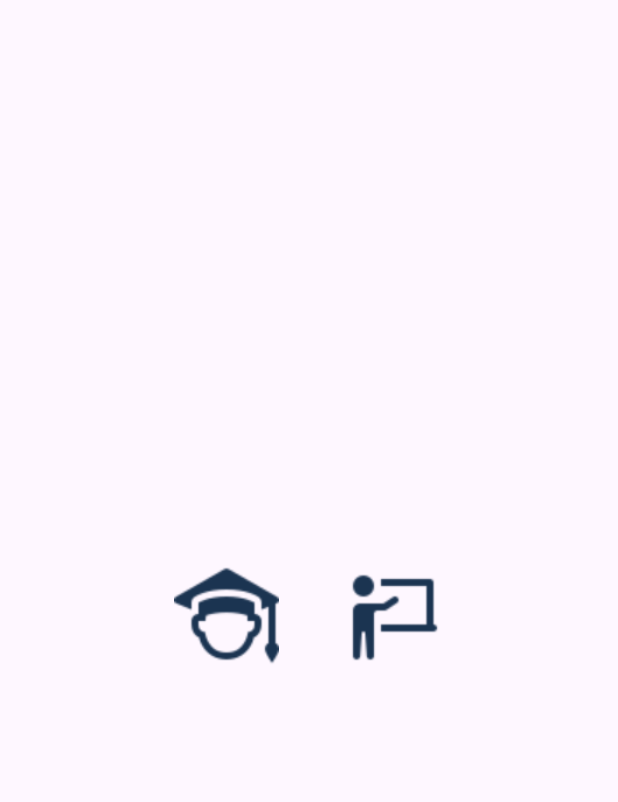
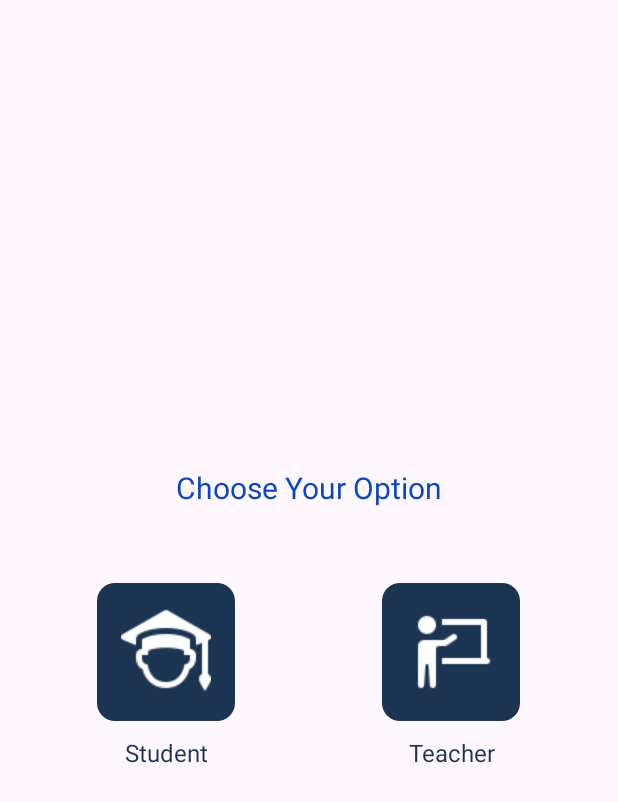
Before and after one commit to YoulonGG/StudentManagement, an Android app: the screen it shows after launch (MainActivity), on a phone screen of 412 x 824 dp. Shown: the top 802 px of the screen. Run offline under Robolectric (Android 15) with nearby library versions, the phone set to English and light mode, and no system bars; our stand-ins replace Firebase (no records; nobody signed in at launch, a user with empty details on screens opened directly).

Commit message:
bug fixed

```diff
--- /dev/null
+++ b/app/src/main/res/drawable/login_type_card_background.xml
@@ -0,0 +1,7 @@
+<?xml version="1.0" encoding="utf-8"?>
+<shape xmlns:android="http://schemas.android.com/apk/res/android">
+
+    <solid android:color="@color/primary"/>
+    <corners android:radius="12dp"/>
+
+</shape>
--- a/app/src/main/res/layout/fragment_choose_login_type_screen.xml
+++ b/app/src/main/res/layout/fragment_choose_login_type_screen.xml
@@ -1,36 +1,81 @@
 <?xml version="1.0" encoding="utf-8"?>
-<FrameLayout xmlns:android="http://schemas.android.com/apk/res/android"
+<LinearLayout xmlns:android="http://schemas.android.com/apk/res/android"
+    xmlns:app="http://schemas.android.com/apk/res-auto"
     xmlns:tools="http://schemas.android.com/tools"
     android:layout_width="match_parent"
     android:layout_height="match_parent"
     android:gravity="center"
-    android:orientation="horizontal"
-    xmlns:app="http://schemas.android.com/apk/res-auto"
+    android:orientation="vertical"
     tools:context=".presentation.choose_login_type.ChooseLoginTypeScreen">
 
+    <TextView
+        android:layout_width="match_parent"
+        android:layout_height="wrap_content"
+        android:gravity="center"
+        android:text="Choose Your Option"
+        android:textColor="@color/blue_text_color"
+        android:textSize="20sp" />
+
     <LinearLayout
-        android:gravity="center"
-        android:orientation="horizontal"
         android:layout_width="match_parent"
-        android:layout_height="match_parent">
+        android:layout_height="wrap_content"
+        android:layout_marginHorizontal="16sp"
+        android:layout_marginTop="50dp"
+        android:orientation="horizontal">
 
-        <ImageView
-            android:id="@+id/btnStudentLogin"
-            android:layout_width="70dp"
-            android:layout_height="70dp"
-            android:layout_marginEnd="20dp"
-            app:tint="@color/primary"
-            android:src="@drawable/student_option" />
+        <LinearLayout
+            android:layout_width="match_parent"
+            android:layout_height="wrap_content"
+            android:layout_weight="1"
+            android:gravity="center_horizontal"
+            android:orientation="vertical">
 
-        <ImageView
-            android:id="@+id/btnTeacherLogin"
-            android:layout_width="70dp"
-            android:layout_height="70dp"
-            android:layout_marginStart="20dp"
-            app:tint="@color/primary"
-            android:src="@drawable/teacher_option" />
+            <ImageView
+                android:id="@+id/btnStudentLogin"
+                android:layout_width="wrap_content"
+                android:layout_height="wrap_content"
 
+                android:background="@drawable/login_type_card_background"
+                android:padding="16dp"
+                android:src="@drawable/student_option"
+                app:tint="@color/white" />
+
+            <TextView
+                android:layout_width="match_parent"
+                android:layout_height="wrap_content"
+                android:layout_marginTop="10dp"
+                android:gravity="center"
+                android:text="Student"
+                android:textColor="@color/primary"
+                android:textSize="16sp" />
+
+        </LinearLayout>
+
+        <LinearLayout
+            android:layout_width="match_parent"
+            android:layout_height="wrap_content"
+            android:layout_weight="1"
+            android:gravity="center"
+            android:orientation="vertical">
+
+            <ImageView
+                android:id="@+id/btnTeacherLogin"
+                android:layout_width="wrap_content"
+                android:layout_height="wrap_content"
+                android:background="@drawable/login_type_card_background"
+                android:padding="16dp"
+                android:src="@drawable/teacher_option"
+                app:tint="@color/white" />
+
+            <TextView
+                android:layout_width="match_parent"
+                android:layout_height="wrap_content"
+                android:layout_marginTop="10dp"
+                android:gravity="center"
+                android:text="Teacher"
+                android:textColor="@color/primary"
+                android:textSize="16sp" />
+
+        </LinearLayout>
     </LinearLayout>
-
-
-</FrameLayout>
+</LinearLayout>
--- a/app/src/main/res/values/colors.xml
+++ b/app/src/main/res/values/colors.xml
@@ -4,4 +4,5 @@
     <color name="white">#FFFFFFFF</color>
     <color name="gold">#FFCBA02D</color>
     <color name="primary">#FF1B3451</color>
+    <color name="blue_text_color">#FF0C46C4</color>
 </resources>
```
Also changed, not shown: 1 other file.
